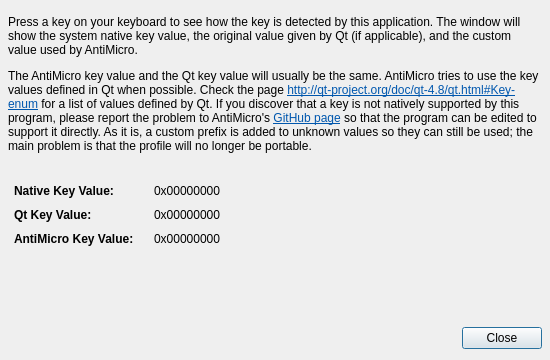
Old version of the form src/qkeydisplaydialog.ui in the repository AntiMicroX/antimicrox.
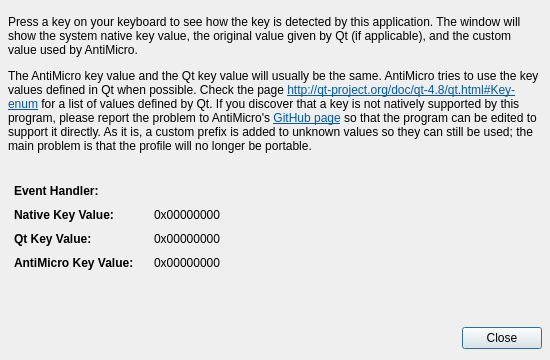
New version of the form.

Commit message: Updated Changlog and man page. Added event handler names.

The edit to the form file:
```diff
--- a/src/qkeydisplaydialog.ui
+++ b/src/qkeydisplaydialog.ui
@@ -72,6 +72,9 @@
    </item>
    <item>
     <layout class="QFormLayout" name="formLayout">
+     <property name="fieldGrowthPolicy">
+      <enum>QFormLayout::ExpandingFieldsGrow</enum>
+     </property>
      <property name="horizontalSpacing">
       <number>20</number>
      </property>
@@ -85,6 +88,19 @@
       <number>10</number>
      </property>
      <item row="0" column="0">
+      <widget class="QLabel" name="eventHandlerTitleLabel">
+       <property name="font">
+        <font>
+         <weight>75</weight>
+         <bold>true</bold>
+        </font>
+       </property>
+       <property name="text">
+        <string>Event Handler:</string>
+       </property>
+      </widget>
+     </item>
+     <item row="1" column="0">
       <widget class="QLabel" name="nativeTitleLabel">
        <property name="font">
         <font>
@@ -97,7 +113,7 @@
        </property>
       </widget>
      </item>
-     <item row="0" column="1">
+     <item row="1" column="1">
       <widget class="QLabel" name="nativeKeyLabel">
        <property name="text">
         <string>0x00000000</string>
@@ -107,7 +123,7 @@
        </property>
       </widget>
      </item>
-     <item row="1" column="0">
+     <item row="2" column="0">
       <widget class="QLabel" name="qtKeyTitleLabel">
        <property name="font">
         <font>
@@ -120,7 +136,7 @@
        </property>
       </widget>
      </item>
-     <item row="1" column="1">
+     <item row="2" column="1">
       <widget class="QLabel" name="qtKeyLabel">
        <property name="text">
         <string>0x00000000</string>
@@ -130,7 +146,7 @@
        </property>
       </widget>
      </item>
-     <item row="2" column="0">
+     <item row="3" column="0">
       <widget class="QLabel" name="antiTitleLabel">
        <property name="font">
         <font>
@@ -143,7 +159,7 @@
        </property>
       </widget>
      </item>
-     <item row="2" column="1">
+     <item row="3" column="1">
       <widget class="QLabel" name="antimicroKeyLabel">
        <property name="text">
         <string>0x00000000</string>
@@ -153,6 +169,13 @@
        </property>
       </widget>
      </item>
+     <item row="0" column="1">
+      <widget class="QLabel" name="eventHandlerLabel">
+       <property name="text">
+        <string/>
+       </property>
+      </widget>
+     </item>
     </layout>
    </item>
    <item>
```
The commit also changes 9 other files.
